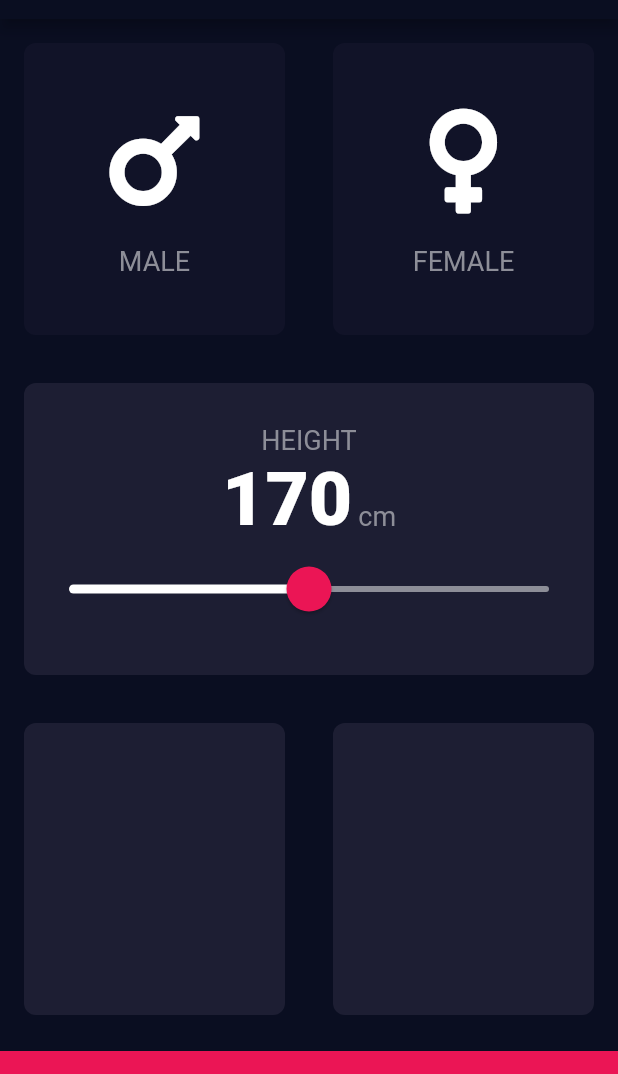
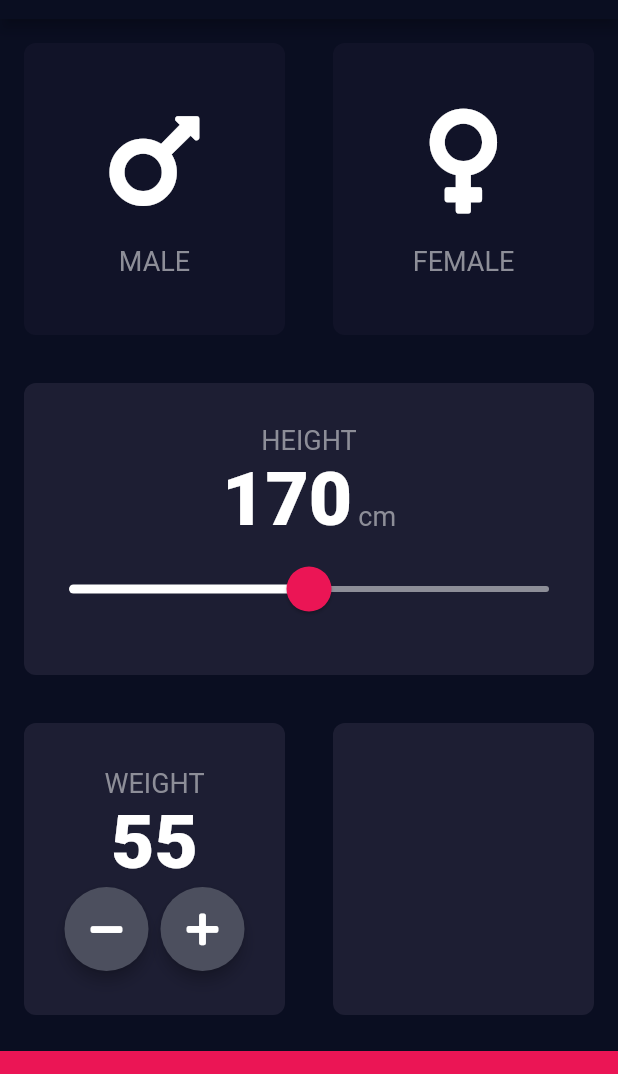
Before and after one commit to abd99/flutter-bmi-calculator, a Flutter app: the screen it shows after launch, on a phone screen of 412 x 824 dp, the part 65-1139 px from its top. Run offline on Flutter 3.47's test engine with Material 2 defaults, Android fonts, the phone set to English and light mode, and no system bars; our stand-ins replace font_awesome_flutter.

Commit message:
Design and Implement weight card

```diff
--- a/lib/input_page.dart
+++ b/lib/input_page.dart
@@ -17,6 +17,8 @@ class InputPage extends StatefulWidget {
 class _InputPageState extends State<InputPage> {
   Gender selectedGender;
   int height = 170;
+  int weight = 55;
+  int age = 30;
 
   @override
   Widget build(BuildContext context) {
@@ -126,6 +128,43 @@ class _InputPageState extends State<InputPage> {
                 Expanded(
                   child: ReusableCard(
                     customColor: kActiveCardColor,
+                    cardChild: Column(
+                      mainAxisAlignment: MainAxisAlignment.center,
+                      children: <Widget>[
+                        Text(
+                          'WEIGHT',
+                          style: kLabelTextStyle,
+                        ),
+                        Text(
+                          weight.toString(),
+                          style: kNumberTextStyle,
+                        ),
+                        Row(
+                          mainAxisAlignment: MainAxisAlignment.center,
+                          children: <Widget>[
+                            RoundIconButton(
+                              icon: FontAwesomeIcons.minus,
+                              onPressed: () {
+                                setState(() {
+                                  weight--;
+                                });
+                              },
+                            ),
+                            SizedBox(
+                              width: 8.0,
+                            ),
+                            RoundIconButton(
+                              icon: FontAwesomeIcons.plus,
+                              onPressed: () {
+                                setState(() {
+                                  weight++;
+                                });
+                              },
+                            )
+                          ],
+                        )
+                      ],
+                    ),
                   ),
                 ),
                 Expanded(
@@ -147,3 +186,25 @@ class _InputPageState extends State<InputPage> {
     );
   }
 }
+
+class RoundIconButton extends StatelessWidget {
+  final IconData icon;
+  Function onPressed;
+
+  RoundIconButton({@required this.icon, @required this.onPressed});
+
+  @override
+  Widget build(BuildContext context) {
+    return RawMaterialButton(
+      child: Icon(icon),
+      elevation: 4.0,
+      constraints: BoxConstraints.tightFor(
+        width: 56.0,
+        height: 56.0,
+      ),
+      shape: CircleBorder(),
+      fillColor: Color(0xFF4C4F5E),
+      onPressed: onPressed,
+    );
+  }
+}
```
